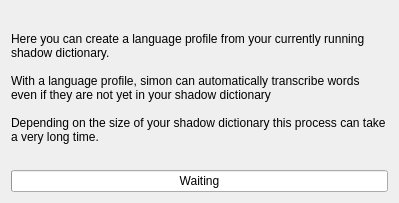
KDE/simon, file simon/src/simonmodelmanagementui/CreateLanguageProfile/languageprofileview.ui: the form before one commit.
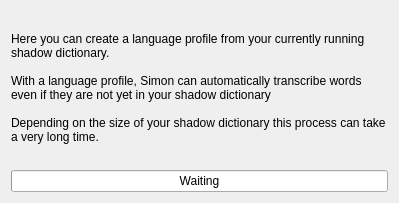
The form after the commit.

The edit to the form file:
```diff
--- a/simon/src/simonmodelmanagementui/CreateLanguageProfile/languageprofileview.ui
+++ b/simon/src/simonmodelmanagementui/CreateLanguageProfile/languageprofileview.ui
@@ -16,7 +16,7 @@
      <property name="text">
       <string>Here you can create a language profile from your currently running shadow dictionary.
 
-With a language profile, simon can automatically transcribe words even if they are not yet in your shadow dictionary
+With a language profile, Simon can automatically transcribe words even if they are not yet in your shadow dictionary
 
 Depending on the size of your shadow dictionary this process can take a very long time.</string>
      </property>
```
